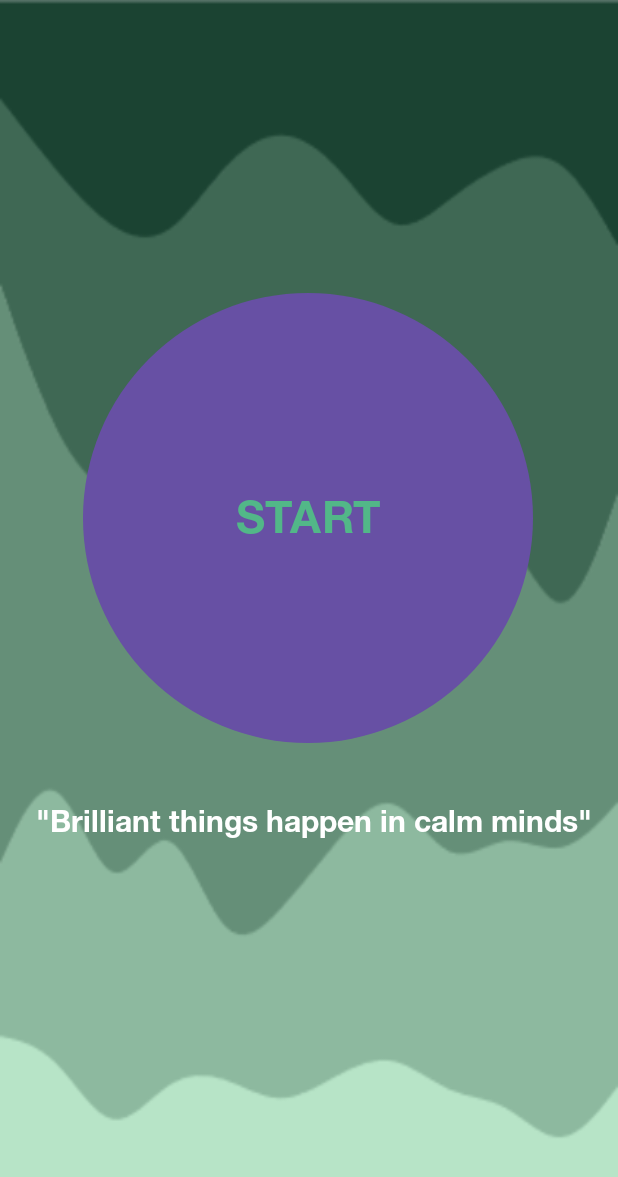
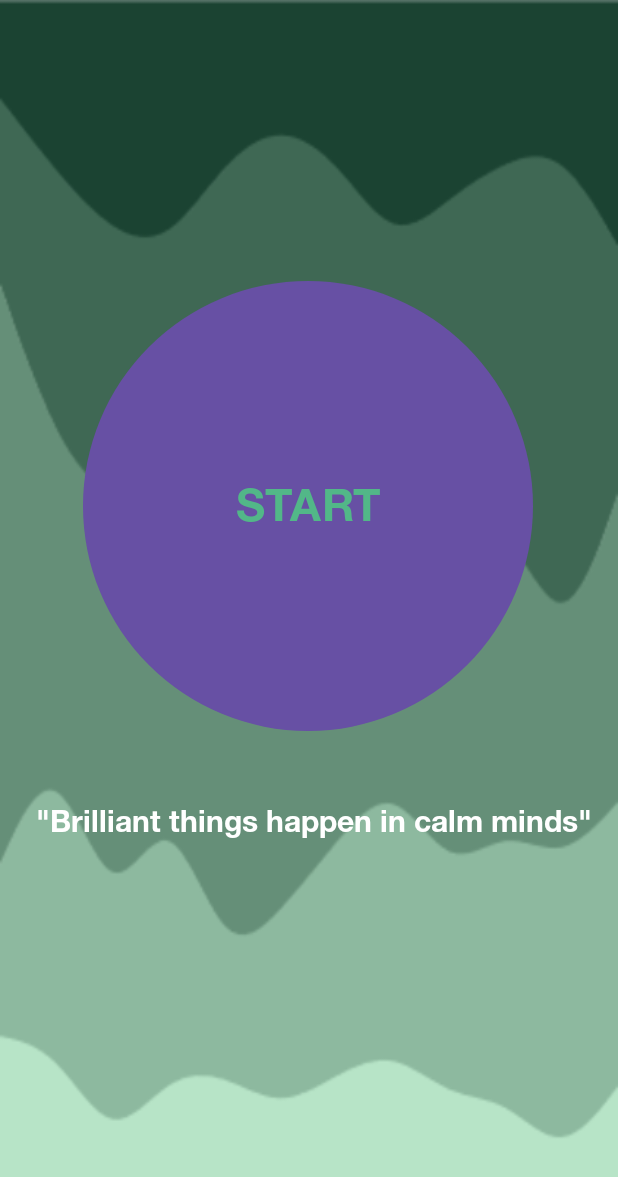
Before and after one commit to PTFinalProject/solitude, an Android app: the ReadyPage screen opened directly, with no data from a screen before it, on a phone screen of 412 x 824 dp. Shown: the top 1177 px of the screen. Run offline under Robolectric (Android 15) with nearby library versions, the phone set to English and light mode, and no system bars.

Commit message:
Added -activity_ready_page.xml -Added drawable circle_shape_button.xml

```diff
--- a/app/src/main/res/drawable/circle_shape_button.xml
+++ b/app/src/main/res/drawable/circle_shape_button.xml
@@ -1,5 +1,5 @@
 <?xml version="1.0" encoding="utf-8"?>
 <shape xmlns:android="http://schemas.android.com/apk/res/android" android:shape="rectangle">
-    <solid android:color="#FFFFFF"/>
+    <solid android:color="#F8F8F8"/>
     <corners android:radius="500dp"></corners>
 </shape>
--- a/app/src/main/res/layout/activity_ready_page.xml
+++ b/app/src/main/res/layout/activity_ready_page.xml
@@ -40,5 +40,5 @@
         app:layout_constraintHorizontal_bias="0.495"
         app:layout_constraintStart_toStartOf="parent"
         app:layout_constraintTop_toTopOf="parent"
-        app:layout_constraintVertical_bias="0.373" />
+        app:layout_constraintVertical_bias="0.357" />
 </androidx.constraintlayout.widget.ConstraintLayout>
```
